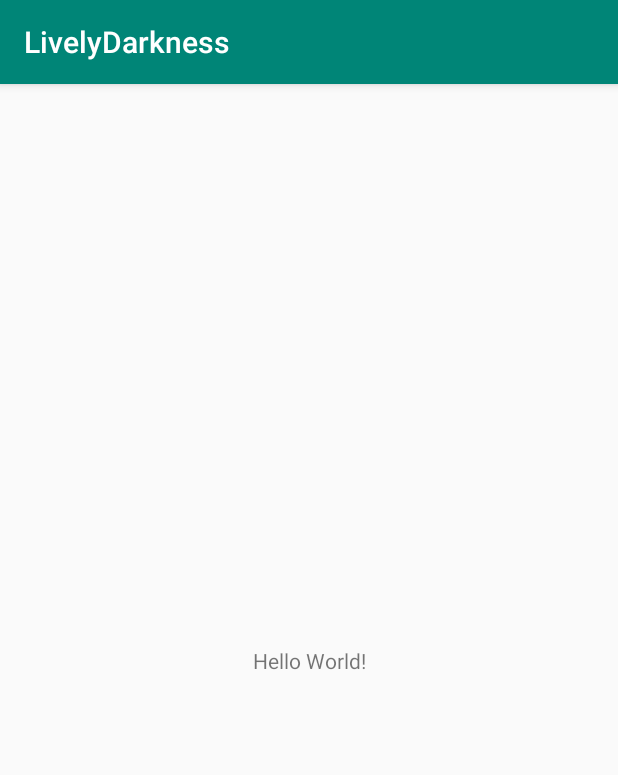
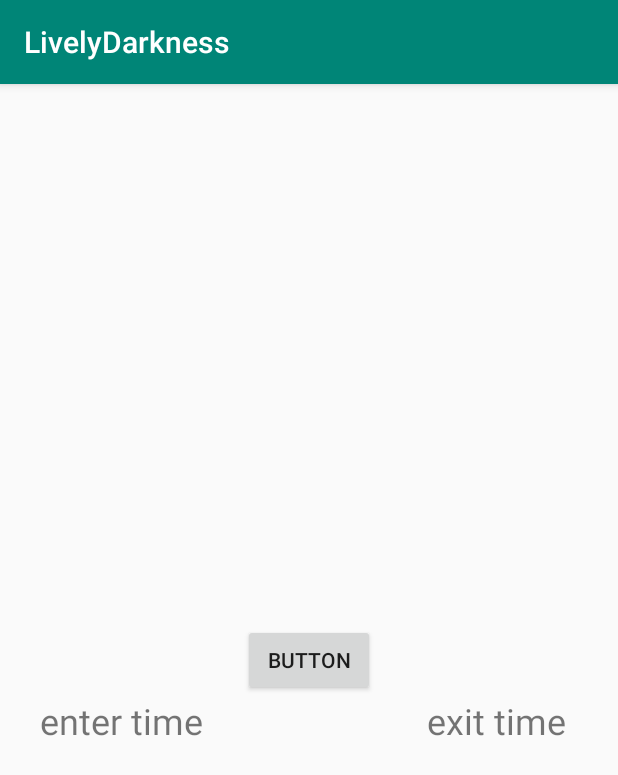
Before and after one commit to 1234tgk/lively-darkness-7496, an Android app: the screen it shows after launch (MainActivity), on a phone screen of 412 x 824 dp. Shown: the top 775 px of the screen. Run offline under Robolectric (Android 15) with nearby library versions, the phone set to English and light mode, and no system bars.

Commit message:
Initial UI for testing

```diff
--- a/app/src/main/res/layout/activity_main.xml
+++ b/app/src/main/res/layout/activity_main.xml
@@ -6,13 +6,33 @@
     android:layout_height="match_parent"
     tools:context=".MainActivity">
 
-    <TextView
+    <Button
+        android:id="@+id/button"
         android:layout_width="wrap_content"
         android:layout_height="wrap_content"
-        android:text="Hello World!"
+        android:text="Button"
         app:layout_constraintBottom_toBottomOf="parent"
-        app:layout_constraintLeft_toLeftOf="parent"
-        app:layout_constraintRight_toRightOf="parent"
+        app:layout_constraintEnd_toEndOf="parent"
+        app:layout_constraintStart_toStartOf="parent"
         app:layout_constraintTop_toTopOf="parent" />
 
+    <TextView
+        android:id="@+id/enterTime"
+        android:layout_width="wrap_content"
+        android:layout_height="wrap_content"
+        android:text="enter time"
+        android:textSize="24sp"
+        app:layout_constraintEnd_toStartOf="@+id/button"
+        app:layout_constraintStart_toStartOf="parent"
+        app:layout_constraintTop_toBottomOf="@+id/button" />
+
+    <TextView
+        android:id="@+id/exitTime"
+        android:layout_width="wrap_content"
+        android:layout_height="wrap_content"
+        android:text="exit time"
+        android:textSize="24sp"
+        app:layout_constraintEnd_toEndOf="parent"
+        app:layout_constraintStart_toEndOf="@+id/button"
+        app:layout_constraintTop_toBottomOf="@+id/button" />
 </androidx.constraintlayout.widget.ConstraintLayout>
```
